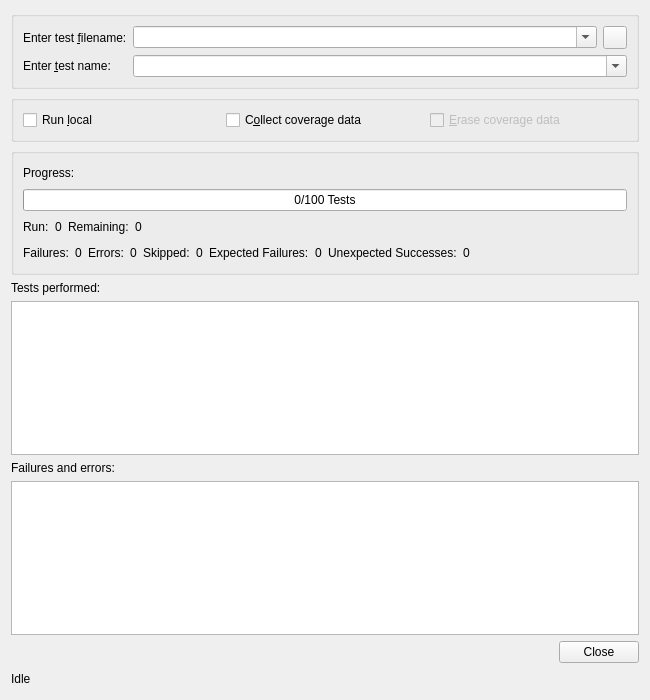
testmana2/test, file PyUnit/UnittestDialog.ui: the form before one commit.
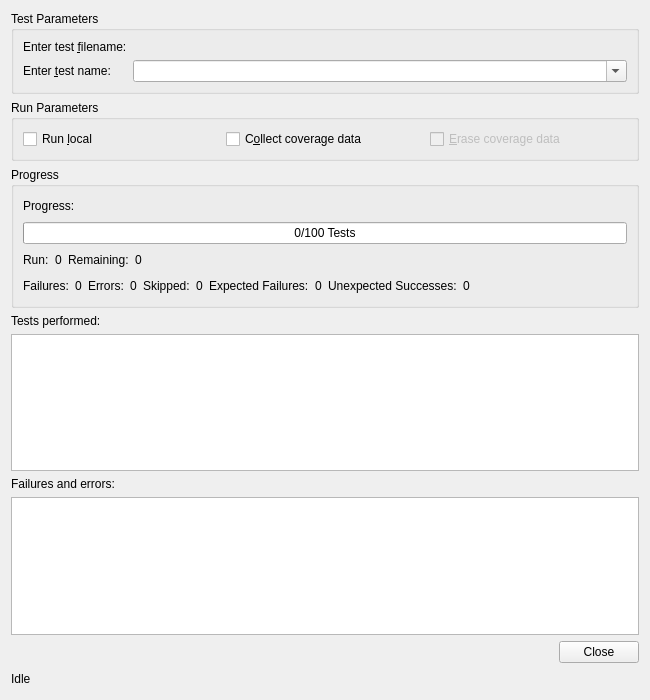
The form after the commit. Custom widgets are drawn as their Qt base class.

Commit message: Modified more dialogs to use the path picker widgets.

The edit to the form file:
```diff
--- a/PyUnit/UnittestDialog.ui
+++ b/PyUnit/UnittestDialog.ui
@@ -17,26 +17,23 @@
    <item>
     <widget class="QGroupBox" name="groupBox">
      <property name="title">
-      <string/>
+      <string>Test Parameters</string>
      </property>
-     <layout class="QGridLayout" name="_4">
-      <item row="1" column="1" colspan="2">
-       <widget class="QComboBox" name="testComboBox">
-        <property name="toolTip">
-         <string>Enter the test name. Leave empty to use the default name &quot;suite&quot;.</string>
+     <layout class="QGridLayout" name="gridLayout">
+      <item row="0" column="0">
+       <widget class="QLabel" name="testsuiteLabel">
+        <property name="text">
+         <string>Enter test &amp;filename:</string>
         </property>
-        <property name="whatsThis">
-         <string>&lt;b&gt;Testname&lt;/b&gt;&lt;p&gt;Enter the name of the test to be performed. This name must follow the rules given by Python's unittest module. If this field is empty, the default name of &quot;suite&quot; will be used.&lt;/p&gt;</string>
-        </property>
-        <property name="editable">
-         <bool>true</bool>
+        <property name="buddy">
+         <cstring>testsuitePicker</cstring>
         </property>
        </widget>
       </item>
       <item row="0" column="1">
-       <widget class="QComboBox" name="testsuiteComboBox">
+       <widget class="E5ComboPathPicker" name="testsuitePicker" native="true">
         <property name="sizePolicy">
-         <sizepolicy hsizetype="MinimumExpanding" vsizetype="Fixed">
+         <sizepolicy hsizetype="Expanding" vsizetype="Preferred">
           <horstretch>0</horstretch>
           <verstretch>0</verstretch>
          </sizepolicy>
@@ -51,15 +48,6 @@
 found, the module will be inspected for proper test
 cases.&lt;/p&gt;</string>
         </property>
-        <property name="editable">
-         <bool>true</bool>
-        </property>
-        <property name="insertPolicy">
-         <enum>QComboBox::InsertAtTop</enum>
-        </property>
-        <property name="duplicatesEnabled">
-         <bool>false</bool>
-        </property>
        </widget>
       </item>
       <item row="1" column="0">
@@ -72,20 +60,16 @@
         </property>
        </widget>
       </item>
-      <item row="0" column="0">
-       <widget class="QLabel" name="testsuiteLabel">
-        <property name="text">
-         <string>Enter test &amp;filename:</string>
-        </property>
-        <property name="buddy">
-         <cstring>testsuiteComboBox</cstring>
-        </property>
-       </widget>
-      </item>
-      <item row="0" column="2">
-       <widget class="QToolButton" name="fileDialogButton">
+      <item row="1" column="1">
+       <widget class="QComboBox" name="testComboBox">
         <property name="toolTip">
-         <string>Open a file selection dialog</string>
+         <string>Enter the test name. Leave empty to use the default name &quot;suite&quot;.</string>
+        </property>
+        <property name="whatsThis">
+         <string>&lt;b&gt;Testname&lt;/b&gt;&lt;p&gt;Enter the name of the test to be performed. This name must follow the rules given by Python's unittest module. If this field is empty, the default name of &quot;suite&quot; will be used.&lt;/p&gt;</string>
+        </property>
+        <property name="editable">
+         <bool>true</bool>
         </property>
        </widget>
       </item>
@@ -95,7 +79,7 @@
    <item>
     <widget class="QGroupBox" name="optionsGroup">
      <property name="title">
-      <string/>
+      <string>Run Parameters</string>
      </property>
      <layout class="QHBoxLayout" name="_5">
       <item>
@@ -137,7 +121,7 @@
    <item>
     <widget class="QGroupBox" name="progressGroupBox">
      <property name="title">
-      <string/>
+      <string>Progress</string>
      </property>
      <layout class="QVBoxLayout" name="verticalLayout">
       <item>
@@ -414,6 +398,12 @@
   </layout>
  </widget>
  <customwidgets>
+  <customwidget>
+   <class>E5ComboPathPicker</class>
+   <extends>QWidget</extends>
+   <header>E5Gui/E5PathPicker.h</header>
+   <container>1</container>
+  </customwidget>
   <customwidget>
    <class>E5Led</class>
    <extends>QFrame</extends>
```
Left out of the diff: 6 changed lines with no effect on the pictures. The commit also changes 37 other files.
